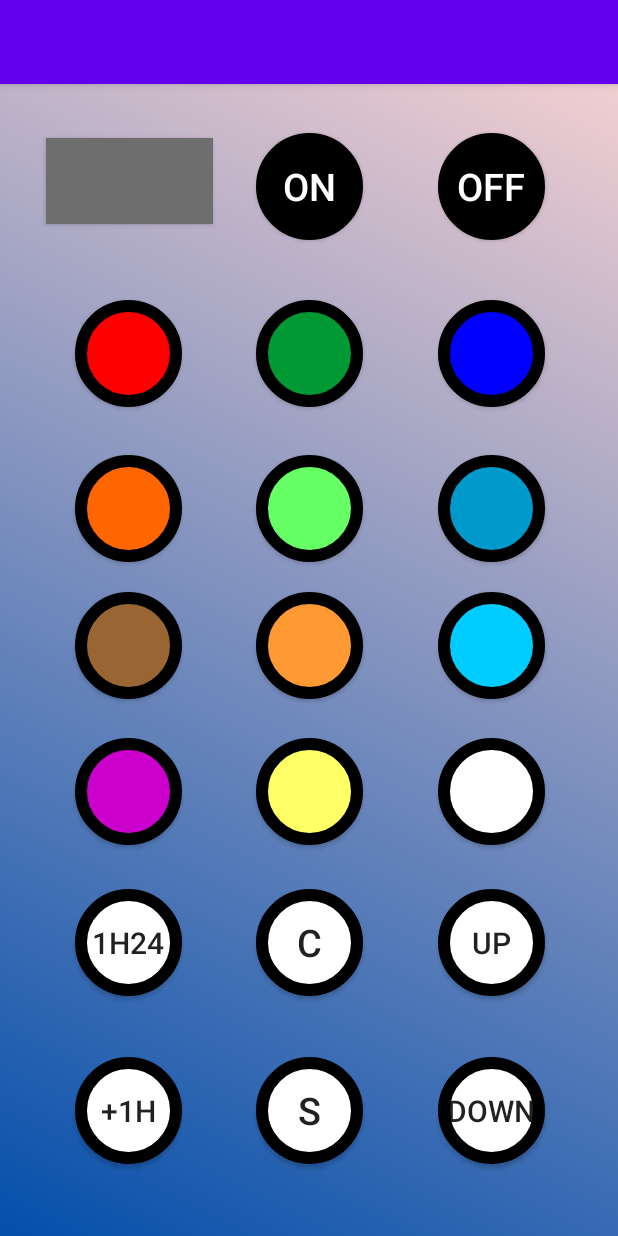
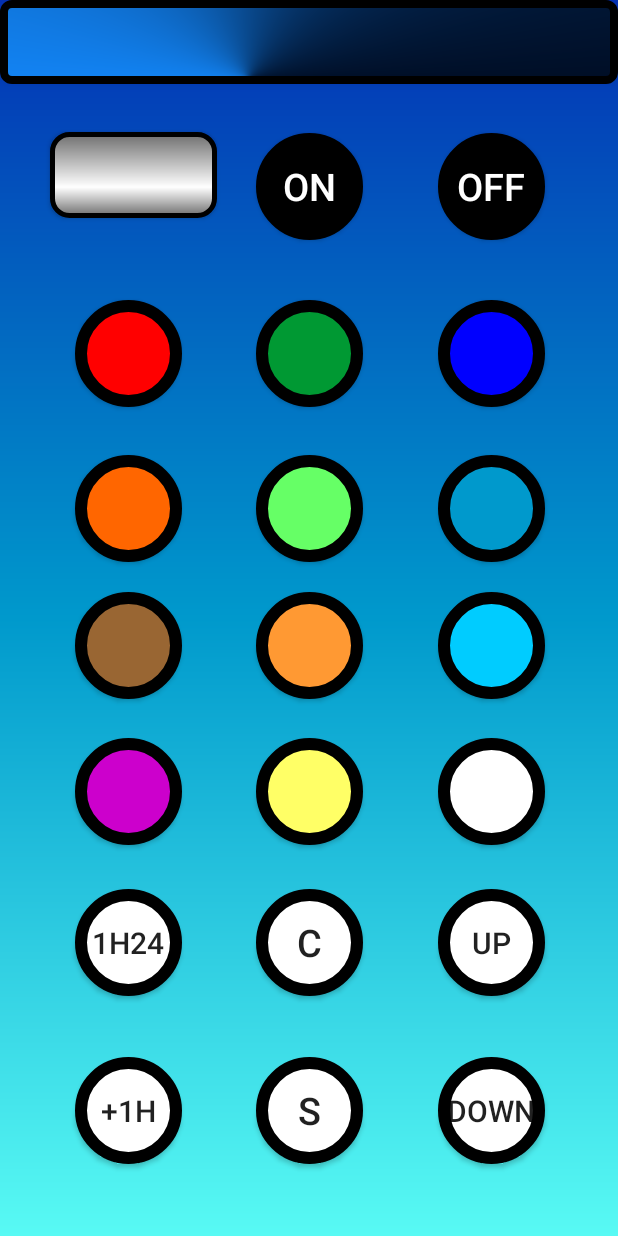
Before and after one commit to Paul-Abel/Controller-Java, an Android app: the layout activity_led_table.xml on its own in the app's theme, with its tools: preview values and no code run, on a phone screen of 412 x 824 dp. Run offline under Robolectric (Android 15) with nearby library versions, the phone set to English and light mode, and no system bars.

Commit message:
Revert "Revert "New update""

```diff
--- a/app/src/main/java/com/example/tv_remote/Led_table.java
+++ b/app/src/main/java/com/example/tv_remote/Led_table.java
@@ -76,7 +76,6 @@ public class Led_table extends AppCompatActivity {
         led_up = findViewById(R.id.led_up);
         led_down = findViewById(R.id.led_down);
 
-        animatedbackground();
         toolbar();
 
         led_on.setOnClickListener(new View.OnClickListener()
@@ -271,14 +270,6 @@ public class Led_table extends AppCompatActivity {
         setSupportActionBar(toolbar);
     }
 
-    public void animatedbackground(){
-        ConstraintLayout constraintLayout = findViewById(R.id.layout);
-        AnimationDrawable animationDrawable = (AnimationDrawable) constraintLayout.getBackground();
-        animationDrawable.setEnterFadeDuration(2000);
-        animationDrawable.setExitFadeDuration(4000);
-        animationDrawable.start();
-    }
-
     public void aktualiesereFarbe() {
         int Farbe = getColor(R.color.orange);
         int normal = getColor(R.color.gray);
--- a/app/src/main/res/drawable/gradient_2.xml
+++ b/app/src/main/res/drawable/gradient_2.xml
@@ -1,10 +1,10 @@
 <?xml version="1.0" encoding="utf-8"?>
 <shape xmlns:android="http://schemas.android.com/apk/res/android">
 <gradient
-    android:endColor="#43b4ef"
-    android:startColor="#32ff3f"
-    android:angle="135"
-    android:centerColor="@color/red"
+    android:endColor="#0431B4"
+    android:startColor="#58FAF4"
+    android:angle="90"
+    android:centerColor="@color/light_blue"
     />
 
 </shape>
--- /dev/null
+++ b/app/src/main/res/drawable/led_anzeige.xml
@@ -0,0 +1,28 @@
+<?xml version="1.0" encoding="utf-8"?>
+<shape xmlns:android="http://schemas.android.com/apk/res/android" android:shape="rectangle" >
+    <corners
+        android:radius="11dp"
+        />
+    <gradient
+        android:angle="90"
+        android:centerX="35%"
+        android:centerColor="#FFFFFF"
+        android:startColor="#707070"
+        android:endColor="#707070"
+        android:type="linear"
+        />
+    <padding
+        android:left="0dp"
+        android:top="0dp"
+        android:right="0dp"
+        android:bottom="0dp"
+        />
+    <size
+        android:width="270dp"
+        android:height="60dp"
+        />
+    <stroke
+        android:width="3dp"
+        android:color="#000000"
+        />
+</shape>
--- /dev/null
+++ b/app/src/main/res/drawable/toolbar_background.xml
@@ -0,0 +1,28 @@
+<?xml version="1.0" encoding="utf-8"?>
+<shape xmlns:android="http://schemas.android.com/apk/res/android" android:shape="rectangle" >
+    <corners
+        android:topLeftRadius="5dp"
+        android:topRightRadius="5dp"
+        android:bottomLeftRadius="5dp"
+        android:bottomRightRadius="5dp"
+        />
+    <gradient
+        android:angle="330"
+        android:centerX="40%"
+        android:centerY="100%"
+        android:centerColor="#ff1283f3"
+        android:startColor="#ff8799ac"
+        android:endColor="#ff000e26"
+        android:type="sweep"
+        />
+    <padding
+        android:left="0dp"
+        android:top="0dp"
+        android:right="0dp"
+        android:bottom="0dp"
+        />
+    <stroke
+        android:width="5dp"
+        android:color="#ff000000"
+        />
+</shape>
--- a/app/src/main/res/layout/activity_led_cupboard.xml
+++ b/app/src/main/res/layout/activity_led_cupboard.xml
@@ -3,7 +3,7 @@
     xmlns:tools="http://schemas.android.com/tools"
     android:layout_width="match_parent"
     android:layout_height="match_parent"
-    android:background="@drawable/gradient_list"
+    android:background="@drawable/gradient_2"
     tools:context=".led_cupboad">
 
     <include
--- a/app/src/main/res/layout/activity_led_table.xml
+++ b/app/src/main/res/layout/activity_led_table.xml
@@ -5,7 +5,7 @@
     android:id="@+id/layout"
     android:layout_width="match_parent"
     android:layout_height="match_parent"
-    android:background="@drawable/gradient_list"
+    android:background="@drawable/gradient_2"
     tools:context=".Led_table">
 
     <Button
@@ -16,7 +16,7 @@
         android:layout_centerVertical="true"
         android:background="@drawable/round_button_white"
         android:text="1H24"
-        android:textSize="20dp"
+        android:textSize="20sp"
         app:layout_constraintBottom_toBottomOf="parent"
         app:layout_constraintEnd_toStartOf="@+id/led_smooth"
         app:layout_constraintHorizontal_bias="0.505"
@@ -32,7 +32,7 @@
         android:layout_centerVertical="true"
         android:background="@drawable/round_button_white"
         android:text="+1H"
-        android:textSize="20dp"
+        android:textSize="20sp"
         app:layout_constraintBottom_toBottomOf="parent"
         app:layout_constraintEnd_toStartOf="@+id/led_change"
         app:layout_constraintHorizontal_bias="0.505"
@@ -48,7 +48,7 @@
         android:layout_centerVertical="true"
         android:background="@drawable/round_button_white"
         android:text="s"
-        android:textSize="25dp"
+        android:textSize="25sp"
         app:layout_constraintBottom_toBottomOf="parent"
         app:layout_constraintEnd_toEndOf="parent"
         app:layout_constraintStart_toStartOf="parent"
@@ -63,7 +63,7 @@
         android:layout_centerVertical="true"
         android:background="@drawable/round_button_white"
         android:text="down"
-        android:textSize="20dp"
+        android:textSize="20sp"
         app:layout_constraintBottom_toBottomOf="parent"
         app:layout_constraintEnd_toEndOf="parent"
         app:layout_constraintHorizontal_bias="0.505"
@@ -79,7 +79,7 @@
         android:layout_centerVertical="true"
         android:background="@drawable/round_button_white"
         android:text="c"
-        android:textSize="25dp"
+        android:textSize="25sp"
         app:layout_constraintBottom_toBottomOf="parent"
         app:layout_constraintEnd_toEndOf="parent"
         app:layout_constraintStart_toStartOf="parent"
@@ -94,7 +94,7 @@
         android:layout_centerVertical="true"
         android:background="@drawable/round_button_white"
         android:text="up"
-        android:textSize="20dp"
+        android:textSize="20sp"
         app:layout_constraintBottom_toBottomOf="parent"
         app:layout_constraintEnd_toEndOf="parent"
         app:layout_constraintHorizontal_bias="0.505"
@@ -236,7 +236,7 @@
         android:background="@drawable/round_button_black"
         android:text="@string/on"
         android:textColor="@color/white"
-        android:textSize="25dp"
+        android:textSize="25sp"
         app:layout_constraintBottom_toBottomOf="parent"
         app:layout_constraintEnd_toEndOf="parent"
         app:layout_constraintStart_toStartOf="parent"
@@ -252,7 +252,7 @@
         android:background="@drawable/round_button_black"
         android:text="@string/off"
         android:textColor="@color/white"
-        android:textSize="25dp"
+        android:textSize="25sp"
         app:layout_constraintBottom_toBottomOf="parent"
         app:layout_constraintEnd_toEndOf="parent"
         app:layout_constraintHorizontal_bias="0.505"
@@ -307,14 +307,14 @@
         android:id="@+id/led_anzeige"
         android:layout_width="111dp"
         android:layout_height="57dp"
-        android:background="@color/gray"
+        android:background="@drawable/led_anzeige"
         android:clickable="false"
         app:layout_constraintBottom_toBottomOf="parent"
         app:layout_constraintEnd_toEndOf="parent"
-        app:layout_constraintHorizontal_bias="0.102"
+        app:layout_constraintHorizontal_bias="0.11"
         app:layout_constraintStart_toStartOf="parent"
         app:layout_constraintTop_toTopOf="parent"
-        app:layout_constraintVertical_bias="0.12" />
+        app:layout_constraintVertical_bias="0.115" />
 
     <include
         android:id="@+id/toolbar"
--- a/app/src/main/res/layout/toolbar.xml
+++ b/app/src/main/res/layout/toolbar.xml
@@ -3,5 +3,5 @@
     xmlns:app="http://schemas.android.com/apk/res-auto"
     android:layout_width="match_parent"
     android:layout_height="wrap_content"
-    android:background="@color/colorPrimary"
+    android:background="@drawable/toolbar_background"
     android:elevation="4dp" />
```
